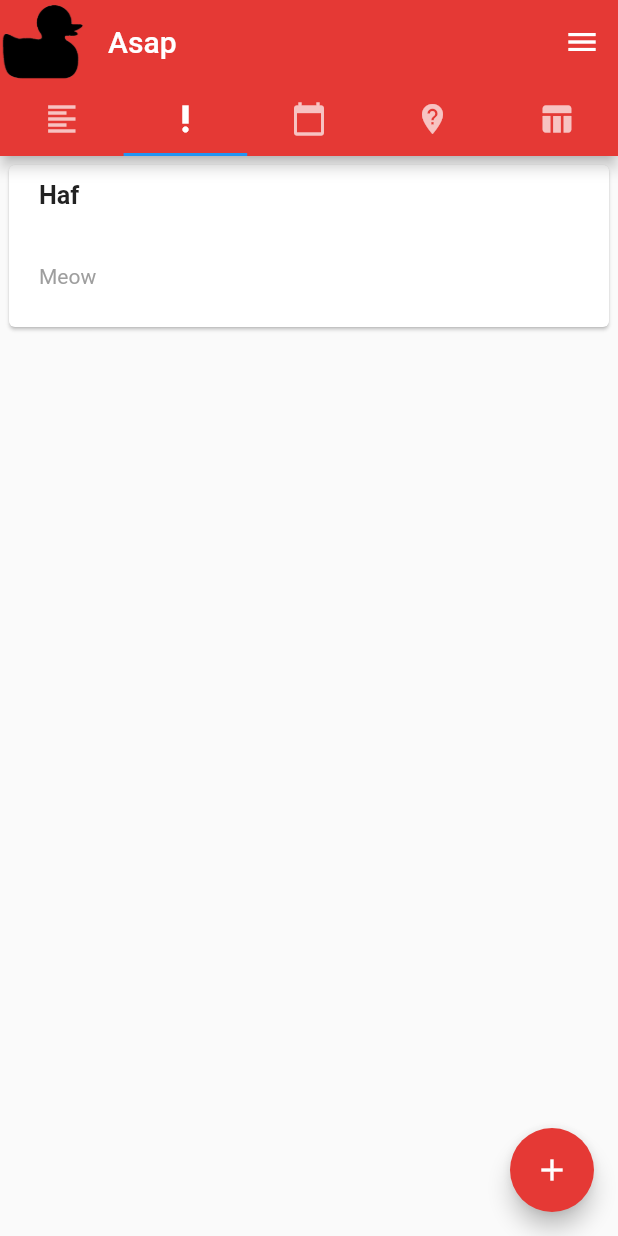
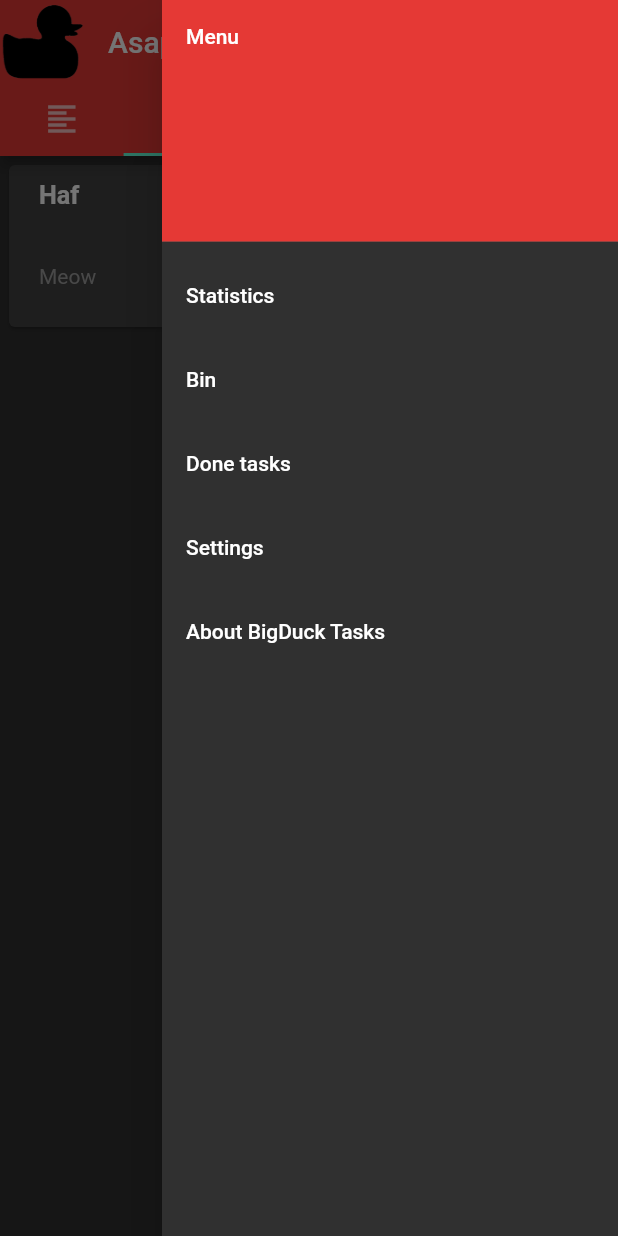
Before and after one commit to Honza0297/ITU, a Flutter app: the screen it shows after launch, tab 2 chosen, after a tap on the "menu" icon, on a phone screen of 412 x 824 dp. Run offline on Flutter 3.47's test engine with Material 2 defaults, Android fonts, the phone set to English and light mode, and no system bars; drawn by our look-alikes of flutter_slidable.

Commit message:
trying to add DoneTasks screen from menu

```diff
--- a/lib/Controller.dart
+++ b/lib/Controller.dart
@@ -70,4 +70,8 @@ class Controller{
     return taskBoxes.where((item) => item.task.type == type && item.task.state == States.active).toList();
   }
 
+  List<TaskBox> GetListByState(String state)
+  {
+    return taskBoxes.where((item) => item.task.state == state).toList();
+  }
 }
--- /dev/null
+++ b/lib/DoneTasks.dart
@@ -0,0 +1,35 @@
+import 'package:flutter/cupertino.dart';
+import 'package:flutter/material.dart';
+import 'package:flutter/services.dart';
+import 'package:flutter_slidable/flutter_slidable.dart';
+import 'Controller.dart';
+import 'ViewController.dart';
+import 'Todo.dart';
+import 'NewTask.dart';
+import 'main.dart';
+import 'TaskBox.dart';
+import 'Enums.dart';
+
+class DoneTasks extends StatefulWidget{
+  @override
+  DoneTasksView createState() => DoneTasksView();
+}
+
+class DoneTasksView extends State<DoneTasks>{
+
+  List<TaskBox> tasks = controller.GetListByState(States.done);
+/*
+  void refresh()
+  {
+    setState(() {
+      todos = controller.GetList(States.done);
+    });
+  }
+*/
+  @override
+  Widget build(BuildContext context){
+    //currentColor = AppBarColor.todoColor;
+    return ListView(children: tasks,);
+  }
+
+}
--- a/lib/main.dart
+++ b/lib/main.dart
@@ -11,6 +11,7 @@ import 'Todo.dart';
 import 'Asap.dart';
 import 'Maybe.dart';
 import 'NewTask.dart';
+import 'DoneTasksScreen.dart';
 
 int global_id= 0;
 Controller controller = new Controller();
@@ -26,27 +27,24 @@ class BigDuckTasks extends StatefulWidget {
 class _BigDuckTasksState extends State<BigDuckTasks> {
   Color color = colors[0];
   Text text = texts[0];
+  int index = 0;
 
   @override
   Widget build(BuildContext context) {
     return MaterialApp(
+      theme: ThemeData.dark(),
         home: Builder(
           builder: (context) => Center(
             child: DefaultTabController(
               length: 5,
               child: Scaffold(
+                drawerEdgeDragWidth: 0.0,
                 appBar: AppBar(
                   leading: Image.asset('assets/BigDuckSimple.png'),
-                  actions: <Widget>[
-                    IconButton(icon:  Icon(Icons.menu, color: Colors.white,),
-                    onPressed: (){
-                     //TODO Carbik misto pro napojeni menu :)
-                      },
-                    )
-                  ],
                   bottom: TabBar(
                     onTap: (index){
                       setState(() {
+                        this.index = index;
                         this.color = colors[index];
                         this.text = texts[index];
                       });
@@ -62,6 +60,52 @@ class _BigDuckTasksState extends State<BigDuckTasks> {
                   title: this.text,
                   backgroundColor: this.color,
                 ),
+                endDrawer: Drawer(
+                  child: ListView(
+                    children: <Widget>[
+                      DrawerHeader(
+                        child: Text("Menu"),
+                        decoration: BoxDecoration(
+                          color: colors[index],
+                        ),
+                      ),
+                      ListTile(
+                        title: Text("Statistics"),
+                        onTap: (){
+
+                        },
+                      ),
+                      ListTile(
+                        title: Text("Bin"),
+                        onTap: (){
+
+                        },
+                      ),
+                      ListTile(
+                        title: Text("Done tasks"),
+                        onTap: (){
+                          Navigator.push(
+                            context,
+                            MaterialPageRoute(builder: (context) => DoneTasksScreen(color: this.color)),
+                          );
+                          Navigator.pop(context);
+                        },
+                      ),
+                      ListTile(
+                        title: Text("Settings"),
+                        onTap: (){
+
+                        },
+                      ),
+                      ListTile(
+                        title: Text("About BigDuck Tasks"),
+                        onTap: (){
+
+                        },
+                      ),
+                    ],
+                  ),
+                ),
                 body: TabBarView(
                   physics: NeverScrollableScrollPhysics(),
                   children: [
@@ -73,9 +117,14 @@ class _BigDuckTasksState extends State<BigDuckTasks> {
                   ],
                 ),
                 floatingActionButton: FloatingActionButton(onPressed: () {
+                  /*
                   Navigator.push(
                     context,
                     MaterialPageRoute(builder: (context) => NewTask(color: this.color)),
+                  );*/
+                  Navigator.push(
+                    context,
+                    MaterialPageRoute(builder: (context) => DoneTasksScreen(color: this.color)),
                   );
                 },
                   child: Icon(Icons.add,), backgroundColor: this.color),
```
Also changed, not shown: lib/DoneTasksScreen.dart (added, +52 -0 lines).
